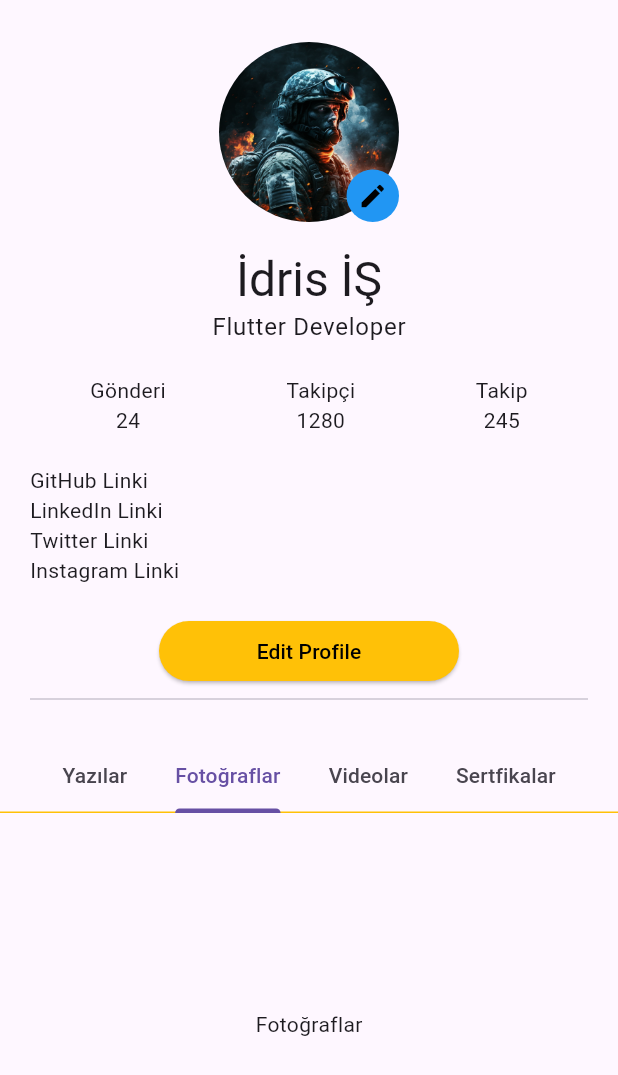
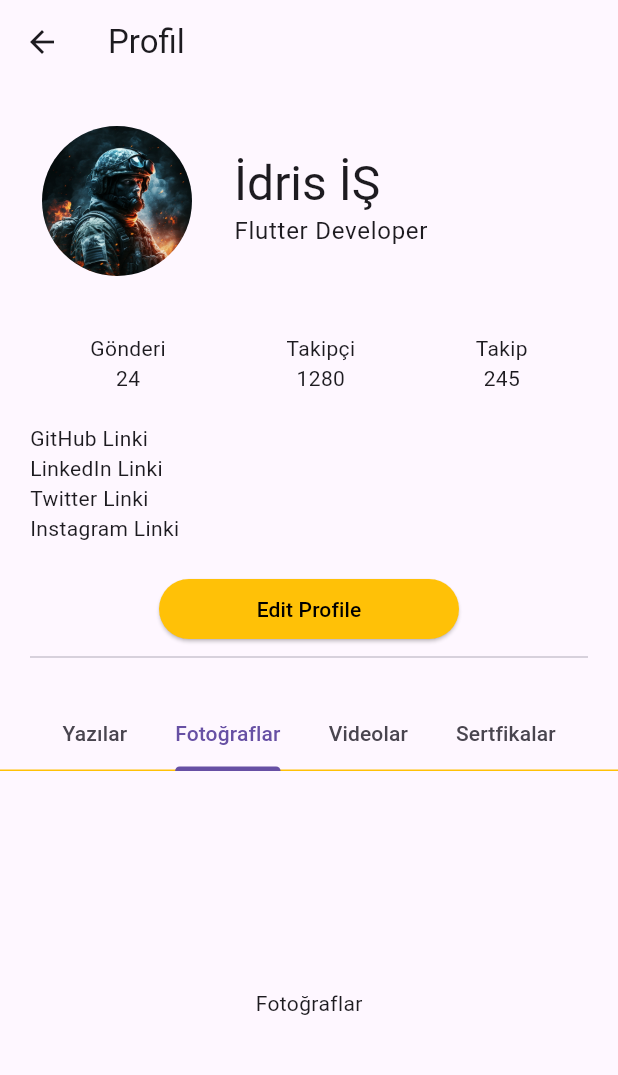
Before and after one commit to idris-is/binbel, a Flutter app: the ProfilePage screen opened directly, tab 2 chosen, on a phone screen of 412 x 824 dp. Shown: the top 1075 px of the screen. Run offline on Flutter 3.47's test engine with Material 3 defaults, Android fonts, the light colour scheme and no system bars; missing offline and left inert: circular_bottom_navigation.

Commit message:
Scaffold ve appbar ekledim

```diff
--- a/lib/screens/profil.dart
+++ b/lib/screens/profil.dart
@@ -32,7 +32,11 @@ class _ProfilePageState extends State<ProfilePage>
     String tProfileHeading = "İdris İŞ";
     String tProfileSubHeading = "Flutter Developer";
 
-    return NestedScrollView(
+    return Scaffold(
+      appBar: AppBar(
+        title: const Text('Profil'),
+      ),
+      body: NestedScrollView(
         headerSliverBuilder: (BuildContext context, bool innerBoxIsScrolled) {
           return [
             SliverToBoxAdapter(
@@ -41,11 +45,11 @@ class _ProfilePageState extends State<ProfilePage>
                 child: Column(
                   children: [
                     /// -- IMAGE
+                    Row(
+                      children: [
                         Padding(
                           padding: const EdgeInsets.all(8.0),
-                    child: Stack(
-                      children: [
-                        GestureDetector(
+                          child: GestureDetector(
                             onTap: () {
                               showDialog(
                                   context: context,
@@ -58,8 +62,8 @@ class _ProfilePageState extends State<ProfilePage>
                                   });
                             },
                             child: SizedBox(
-                            width: 120,
-                            height: 120,
+                              width: 100,
+                              height: 100,
                               child: ClipRRect(
                                 borderRadius: BorderRadius.circular(100),
                                 child: Image(
@@ -69,31 +73,24 @@ class _ProfilePageState extends State<ProfilePage>
                               ),
                             ),
                           ),
-                        Positioned(
-                          bottom: 0,
-                          right: 0,
-                          child: Container(
-                            width: 35,
-                            height: 35,
-                            decoration: BoxDecoration(
-                              borderRadius: BorderRadius.circular(100),
-                              color: Colors.blue,
                         ),
-                            child: const Icon(
-                              Icons.edit,
-                              color: Colors.black,
-                              size: 20,
+                        SizedBox(
+                          width: 20,
                         ),
-                          ),
+                        Column(
+                          crossAxisAlignment: CrossAxisAlignment.start,
+                          children: [
+                            Text(tProfileHeading,
+                                style:
+                                    Theme.of(context).textTheme.headlineLarge),
+                            Text(tProfileSubHeading,
+                                style: Theme.of(context).textTheme.bodyLarge),
+                          ],
                         ),
                       ],
                     ),
-                  ),
                     const SizedBox(height: 10),
-                  Text(tProfileHeading,
-                      style: Theme.of(context).textTheme.headlineLarge),
-                  Text(tProfileSubHeading,
-                      style: Theme.of(context).textTheme.bodyLarge),
+
                     const SizedBox(height: 20),
                     Container(
                       alignment: Alignment.center,
@@ -198,7 +195,8 @@ class _ProfilePageState extends State<ProfilePage>
                 controller: _tabController,
                 children: [
                   GridView.builder(
-                  gridDelegate: const SliverGridDelegateWithFixedCrossAxisCount(
+                    gridDelegate:
+                        const SliverGridDelegateWithFixedCrossAxisCount(
                       crossAxisCount: 2,
                     ),
                     itemCount: 20,
@@ -207,7 +205,8 @@ class _ProfilePageState extends State<ProfilePage>
                         padding: const EdgeInsets.all(8.0),
                         child: Container(
                           decoration: BoxDecoration(
-                            borderRadius: BorderRadius.all(Radius.circular(10)),
+                              borderRadius:
+                                  BorderRadius.all(Radius.circular(10)),
                               color: Colors.amber),
                           child: Center(
                             child: Text('Yazılar $index'),
@@ -230,6 +229,7 @@ class _ProfilePageState extends State<ProfilePage>
             ),
           ],
         ),
+      ),
     );
   }
 }
```
Also changed, not shown: lib/screens/ana_sayfa.dart (+7 -2 lines), lib/screens/kesfet.dart (+20 -5 lines), lib/screens/sohbet.dart (+9 -2 lines), lib/screens/yayinla.dart (+86 -25 lines). Lines whose indentation alone changed are shown as unchanged.
